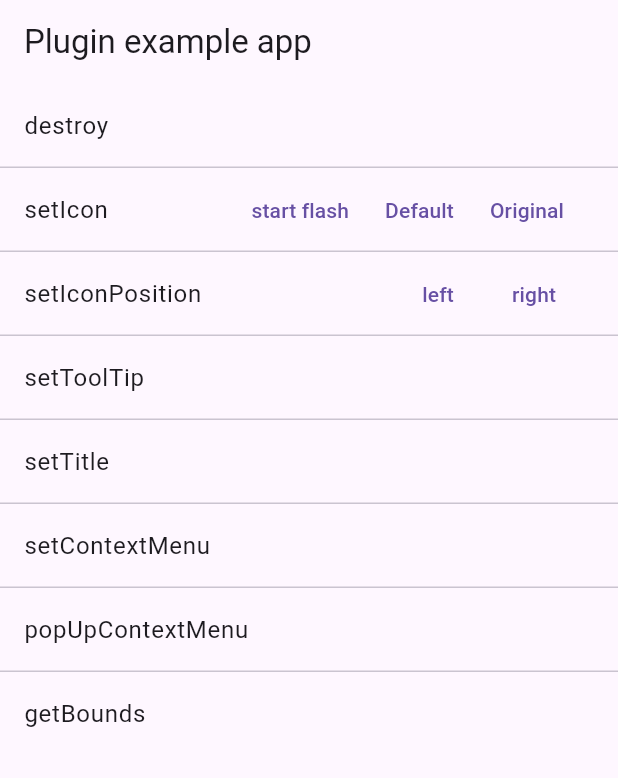
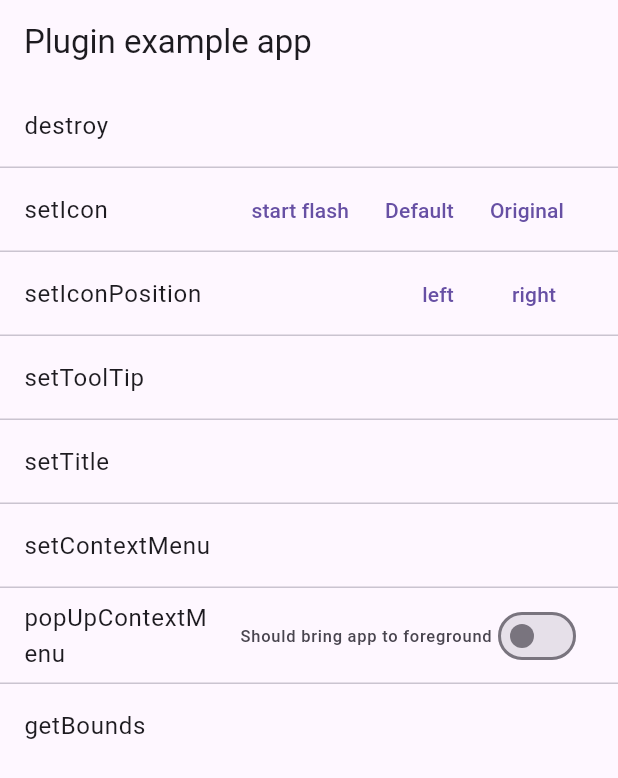
Before and after one commit to leanflutter/tray_manager, a Flutter app: the screen it shows after launch, after a tap on "popUpContextMenu", on a phone screen of 412 x 824 dp. Shown: the top 778 px of the screen. Run offline on Flutter 3.47's test engine with Material 3 defaults, Android fonts, the light colour scheme and no system bars; our stand-ins replace bot_toast, plugin_platform_interface; missing offline and left inert: menu_base, shortid.

Commit message:
popUpContextMenu() does not automatically foreground app, but leaves the option for that behavior - working on Windows (#58)

```diff
--- a/packages/tray_manager/example/lib/pages/home.dart
+++ b/packages/tray_manager/example/lib/pages/home.dart
@@ -17,6 +17,7 @@ class HomePage extends StatefulWidget {
 }
 
 class _HomePageState extends State<HomePage> with TrayListener {
+  ValueNotifier<bool> shouldForegroundOnContextMenu = ValueNotifier(false);
   String _iconType = _kIconTypeOriginal;
   Menu? _menu;
 
@@ -251,10 +252,28 @@ class _HomePageState extends State<HomePage> with TrayListener {
           },
         ),
         const Divider(height: 0),
-        ListTile(
-          title: const Text('popUpContextMenu'),
-          onTap: () async {
-            await trayManager.popUpContextMenu();
+        ValueListenableBuilder(
+          valueListenable: shouldForegroundOnContextMenu,
+          builder: (context, bool bringToForeground, Widget? child) {
+            return ListTile(
+              title: const Text('popUpContextMenu'),
+              trailing: Row(
+                mainAxisSize: MainAxisSize.min,
+                children: [
+                  Text('Should bring app to foreground'),
+                  Switch(
+                    value: bringToForeground,
+                    onChanged: (value) {
+                      shouldForegroundOnContextMenu.value = !bringToForeground;
+                    },
+                  ),
+                ],
+              ),
+              onTap: () async {
+                await trayManager
+                    .popUpContextMenu(shouldForegroundOnContextMenu.value);
+              },
+            );
           },
         ),
         const Divider(height: 0),
@@ -290,7 +309,7 @@ class _HomePageState extends State<HomePage> with TrayListener {
     if (kDebugMode) {
       print('onTrayIconMouseDown');
     }
-    trayManager.popUpContextMenu();
+    trayManager.popUpContextMenu(shouldForegroundOnContextMenu.value);
   }
 
   @override
--- a/packages/tray_manager/lib/src/tray_manager.dart
+++ b/packages/tray_manager/lib/src/tray_manager.dart
@@ -183,9 +183,23 @@ class TrayManager {
     await _channel.invokeMethod('setContextMenu', arguments);
   }
 
-  /// Pops up the context menu of the tray icon.
-  Future<void> popUpContextMenu() async {
-    await _channel.invokeMethod('popUpContextMenu');
+  /// Pops up the context menu of the tray icon and can foreground the app if `true` is passed as an argument.
+  Future<void> popUpContextMenu([bool bringAppToForeground = false]) async {
+    if (bringAppToForeground) {
+      _popUpContextMenuAndForegroundApp();
+    } else {
+      _popUpContextMenuAndNotForegroundApp();
+    }
+  }
+
+  // Pops up the context menu of the tray icon and do not bring app to the foreground.
+  Future<void> _popUpContextMenuAndNotForegroundApp() async {
+    await _channel.invokeMethod('popUpContextMenuAndNotForegroundApp');
+  }
+
+  // Pops up the context menu of the tray icon and bring the app to the foreground.
+  Future<void> _popUpContextMenuAndForegroundApp() async {
+    await _channel.invokeMethod('popUpContextMenuAndForegroundApp');
   }
 
   /// The bounds of this tray icon.
```
Also changed, not shown: 1 other file.
